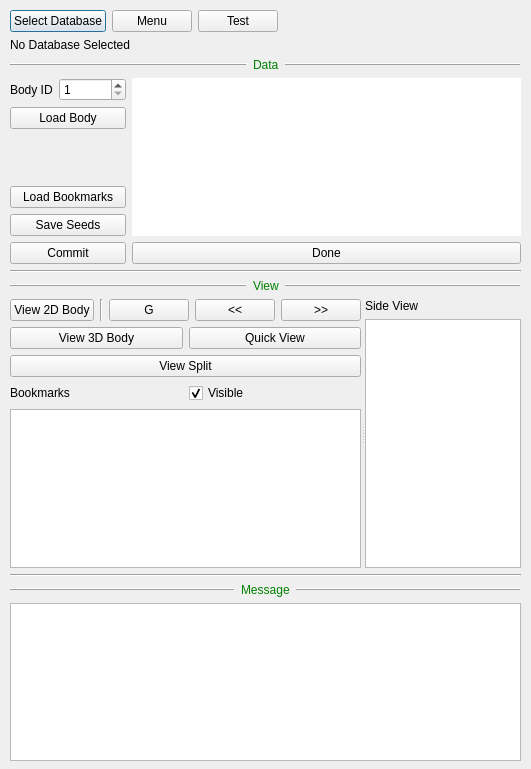
Before: the Qt Designer form neurolabi/gui/flyembodysplitprojectdialog.ui in janelia-flyem/NeuTu, drawn with Qt 5.
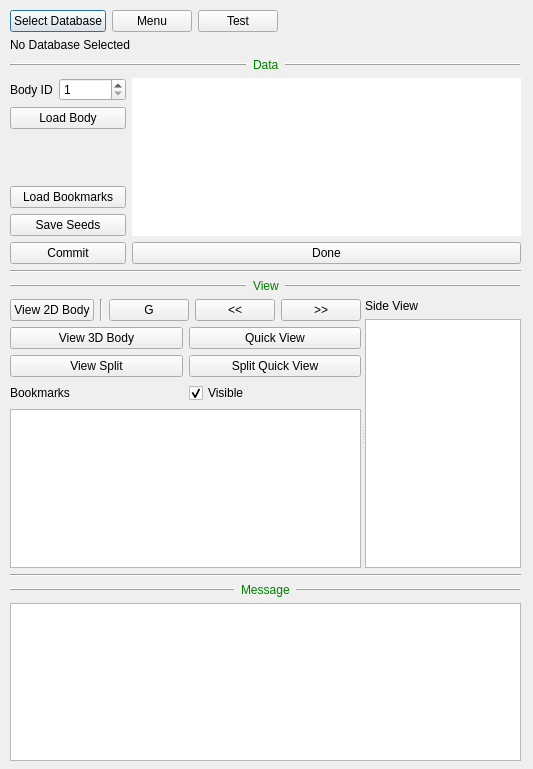
After: the same form once the commit is applied.

Commit message: quick body view

```diff
--- a/neurolabi/gui/flyembodysplitprojectdialog.ui
+++ b/neurolabi/gui/flyembodysplitprojectdialog.ui
@@ -6,7 +6,7 @@
    <rect>
     <x>0</x>
     <y>0</y>
-    <width>531</width>
+    <width>533</width>
     <height>769</height>
    </rect>
   </property>
@@ -361,6 +361,12 @@
               </item>
              </layout>
             </item>
+           </layout>
+          </item>
+          <item>
+           <layout class="QVBoxLayout" name="verticalLayout_6">
+            <item>
+             <layout class="QHBoxLayout" name="horizontalLayout_9">
             <item>
              <widget class="QPushButton" name="viewSplitPushButton">
               <property name="text">
@@ -368,10 +374,15 @@
               </property>
              </widget>
             </item>
-           </layout>
-          </item>
           <item>
-           <layout class="QVBoxLayout" name="verticalLayout_6">
+               <widget class="QPushButton" name="viewResultQuickPushButton">
+                <property name="text">
+                 <string>Split Quick View</string>
+                </property>
+               </widget>
+              </item>
+             </layout>
+            </item>
             <item>
              <layout class="QHBoxLayout" name="horizontalLayout_2">
               <item>
```
Lines whose indentation alone changed are shown as unchanged. The commit also changes 68 other files.
